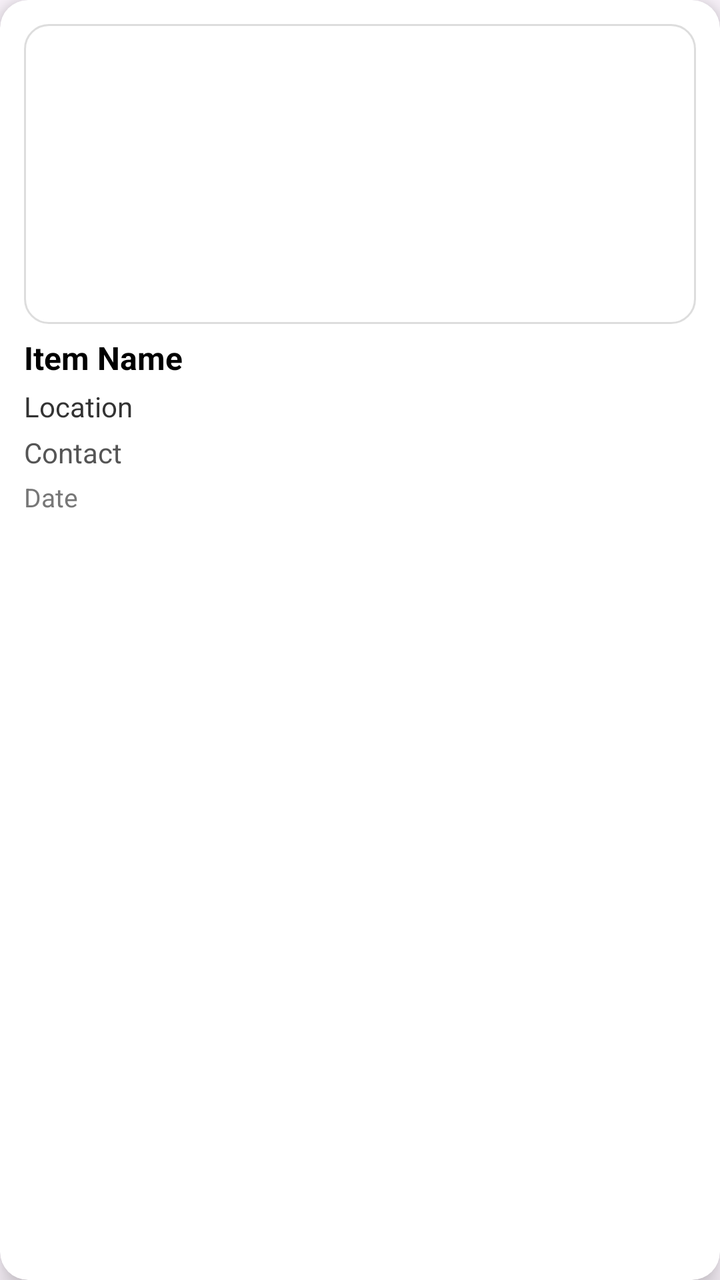
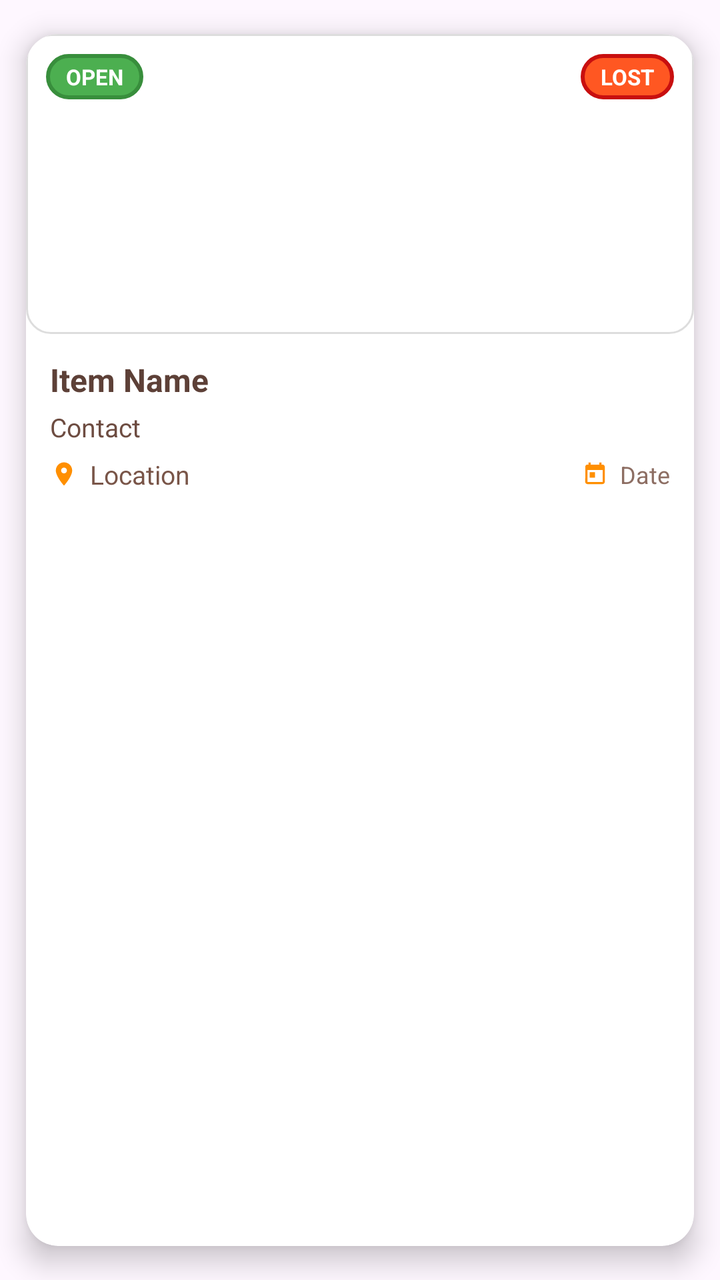

The first picture is an Android layout as it rendered before a commit; the second is the same layout after the commit. The layout source and the unified diff follow.
<!-- AndroidManifest.xml: application theme Theme.FoundIt -->
<!-- res/layout/item_mini_card_popup.xml -->
<?xml version="1.0" encoding="utf-8"?>
<androidx.cardview.widget.CardView xmlns:android="http://schemas.android.com/apk/res/android"
    xmlns:card_view="http://schemas.android.com/apk/res-auto"
    android:layout_width="300dp"
    android:layout_height="wrap_content"
    android:layout_margin="12dp"
    card_view:cardCornerRadius="14dp"
    card_view:cardElevation="8dp"
    android:background="@android:color/white">

    <LinearLayout
        android:layout_width="match_parent"
        android:layout_height="wrap_content"
        android:orientation="vertical"
        android:padding="12dp">

        
        <ImageView
            android:id="@+id/imgItem"
            android:layout_width="match_parent"
            android:layout_height="150dp"
            android:scaleType="centerCrop"
            android:src="@drawable/bg_popup_card"
            android:contentDescription="Item Image" />

        
        <TextView
            android:id="@+id/tvItemName"
            android:layout_width="match_parent"
            android:layout_height="wrap_content"
            android:text="Item Name"
            android:textSize="16sp"
            android:textStyle="bold"
            android:textColor="#000"
            android:paddingTop="6dp"
            android:maxLines="2"
            android:ellipsize="end" />

        
        <TextView
            android:id="@+id/tvLocation"
            android:layout_width="match_parent"
            android:layout_height="wrap_content"
            android:text="Location"
            android:textSize="14sp"
            android:textColor="#333"
            android:paddingTop="4dp"
            android:maxLines="2"
            android:ellipsize="end" />

        
        <TextView
            android:id="@+id/tvContact"
            android:layout_width="match_parent"
            android:layout_height="wrap_content"
            android:text="Contact"
            android:textSize="14sp"
            android:textColor="#555"
            android:paddingTop="4dp"
            android:maxLines="1"
            android:ellipsize="end" />

        
        <TextView
            android:id="@+id/tvDate"
            android:layout_width="match_parent"
            android:layout_height="wrap_content"
            android:text="Date"
            android:textSize="13sp"
            android:textColor="#777"
            android:paddingTop="4dp"
            android:maxLines="1"
            android:ellipsize="end" />

    </LinearLayout>

</androidx.cardview.widget.CardView>
<!-- resources referenced by this layout -->
<resources>
  <!-- drawable bg_popup_card (drawable) -->
  <?xml version="1.0" encoding="utf-8"?>
  <shape xmlns:android="http://schemas.android.com/apk/res/android"
      android:shape="rectangle">
  
      <solid android:color="#FFFFFF" />
  
      <corners android:radius="12dp" />
  
      <stroke
          android:width="1dp"
          android:color="#DDDDDD" />
  
      <padding
          android:left="4dp"
          android:top="4dp"
          android:right="4dp"
          android:bottom="4dp" />
  </shape>
  <style name="Theme.FoundIt" parent="Base.Theme.FoundIt" />
  <style name="Base.Theme.FoundIt" parent="Theme.Material3.DayNight.NoActionBar">
          
          
      </style>
</resources>

<!-- the commit's change to res/layout/item_mini_card_popup.xml (unified diff, before → after) -->
@@ -1,76 +1,157 @@
 <?xml version="1.0" encoding="utf-8"?>
 <androidx.cardview.widget.CardView xmlns:android="http://schemas.android.com/apk/res/android"
-    xmlns:card_view="http://schemas.android.com/apk/res-auto"
+    xmlns:app="http://schemas.android.com/apk/res-auto"
     android:layout_width="300dp"
     android:layout_height="wrap_content"
     android:layout_margin="12dp"
-    card_view:cardCornerRadius="14dp"
-    card_view:cardElevation="8dp"
-    android:background="@android:color/white">
+    app:cardCornerRadius="16dp"
+    app:cardElevation="8dp"
+    app:cardUseCompatPadding="true"
+    app:cardBackgroundColor="#FFFFFF">
 
     <LinearLayout
         android:layout_width="match_parent"
         android:layout_height="wrap_content"
-        android:orientation="vertical"
-        android:padding="12dp">
+        android:orientation="vertical">
 
         
-        <ImageView
-            android:id="@+id/imgItem"
+        <FrameLayout
             android:layout_width="match_parent"
-            android:layout_height="150dp"
-            android:scaleType="centerCrop"
-            android:src="@drawable/bg_popup_card"
-            android:contentDescription="Item Image" />
+            android:layout_height="150dp">
+
+            <ImageView
+                android:id="@+id/imgItem"
+                android:layout_width="match_parent"
+                android:layout_height="match_parent"
+                android:scaleType="centerCrop"
+                android:src="@drawable/bg_popup_card"
+                android:contentDescription="Item Image" />
+
+            
+            <TextView
+                android:id="@+id/tvStatus"
+                android:layout_width="wrap_content"
+                android:layout_height="wrap_content"
+                android:layout_gravity="top|start"
+                android:layout_margin="10dp"
+                android:background="@drawable/bg_status_open"
+                android:paddingHorizontal="10dp"
+                android:paddingVertical="4dp"
+                android:text="OPEN"
+                android:textAllCaps="true"
+                android:textSize="11sp"
+                android:textStyle="bold"
+                android:textColor="#FFFFFF" />
+
+            
+            <TextView
+                android:id="@+id/tvCategory"
+                android:layout_width="wrap_content"
+                android:layout_height="wrap_content"
+                android:layout_gravity="top|end"
+                android:layout_margin="10dp"
+                android:background="@drawable/bg_category_badge"
+                android:paddingHorizontal="10dp"
+                android:paddingVertical="4dp"
+                android:text="LOST"
+                android:textAllCaps="true"
+                android:textSize="11sp"
+                android:textStyle="bold"
+                android:textColor="#FFFFFF" />
+
+        </FrameLayout>
 
         
-        <TextView
-            android:id="@+id/tvItemName"
+        <LinearLayout
             android:layout_width="match_parent"
             android:layout_height="wrap_content"
-            android:text="Item Name"
-            android:textSize="16sp"
-            android:textStyle="bold"
-            android:textColor="#000"
-            android:paddingTop="6dp"
-            android:maxLines="2"
-            android:ellipsize="end" />
+            android:orientation="vertical"
+            android:padding="12dp">
 
-        
-        <TextView
-            android:id="@+id/tvLocation"
-            android:layout_width="match_parent"
-            android:layout_height="wrap_content"
-            android:text="Location"
-            android:textSize="14sp"
-            android:textColor="#333"
-            android:paddingTop="4dp"
-            android:maxLines="2"
-            android:ellipsize="end" />
+            
+            <TextView
+                android:id="@+id/tvItemName"
+                android:layout_width="match_parent"
+                android:layout_height="wrap_content"
+                android:text="Item Name"
+                android:textSize="16sp"
+                android:textStyle="bold"
+                android:textColor="#5D4037"
+                android:maxLines="2"
+                android:ellipsize="end" />
 
-        
-        <TextView
-            android:id="@+id/tvContact"
-            android:layout_width="match_parent"
-            android:layout_height="wrap_content"
-            android:text="Contact"
-            android:textSize="14sp"
-            android:textColor="#555"
-            android:paddingTop="4dp"
-            android:maxLines="1"
-            android:ellipsize="end" />
+            
+            <TextView
+                android:id="@+id/tvContact"
+                android:layout_width="match_parent"
+                android:layout_height="wrap_content"
+                android:layout_marginTop="4dp"
+                android:text="Contact"
+                android:textSize="13sp"
+                android:textColor="#6D4C41"
+                android:maxLines="1"
+                android:ellipsize="end" />
 
-        
-        <TextView
-            android:id="@+id/tvDate"
-            android:layout_width="match_parent"
-            android:layout_height="wrap_content"
-            android:text="Date"
-            android:textSize="13sp"
-            android:textColor="#777"
-            android:paddingTop="4dp"
-            android:maxLines="1"
-            android:ellipsize="end" />
+            
+            <LinearLayout
+                android:layout_width="match_parent"
+                android:layout_height="wrap_content"
+                android:orientation="horizontal"
+                android:layout_marginTop="6dp"
+                android:gravity="center_vertical">
+
+                
+                <LinearLayout
+                    android:layout_width="0dp"
+                    android:layout_height="wrap_content"
+                    android:layout_weight="1"
+                    android:orientation="horizontal"
+                    android:gravity="center_vertical">
+
+                    <ImageView
+                        android:layout_width="14dp"
+                        android:layout_height="14dp"
+                        android:layout_marginEnd="6dp"
+                        android:src="@drawable/ic_location"
+                        android:tint="#FF8F00" />
+
+                    <TextView
+                        android:id="@+id/tvLocation"
+                        android:layout_width="wrap_content"
+                        android:layout_height="wrap_content"
+                        android:text="Location"
+                        android:textSize="13sp"
+                        android:textColor="#795548"
+                        android:maxLines="1"
+                        android:ellipsize="end" />
+                </LinearLayout>
+
+                
+                <LinearLayout
+                    android:layout_width="wrap_content"
+                    android:layout_height="wrap_content"
+                    android:orientation="horizontal"
+                    android:gravity="center_vertical">
+
+                    <ImageView
+                        android:layout_width="13dp"
+                        android:layout_height="13dp"
+                        android:layout_marginEnd="6dp"
+                        android:src="@drawable/ic_calendar"
+                        android:tint="#FF8F00" />
+
+                    <TextView
+                        android:id="@+id/tvDate"
+                        android:layout_width="wrap_content"
+                        android:layout_height="wrap_content"
+                        android:text="Date"
+                        android:textSize="12sp"
+                        android:textColor="#8D6E63" />
+                </LinearLayout>
+
+            </LinearLayout>
+
+        </LinearLayout>
 
     </LinearLayout>
 
<!-- resource entries referenced after the edit -->
@@ -1,5 +1,13 @@
 <!-- resources referenced by this layout -->
 <resources>
+  <!-- drawable bg_category_badge (drawable) -->
+  <?xml version="1.0" encoding="utf-8"?>
+  <shape xmlns:android="http://schemas.android.com/apk/res/android"
+      android:shape="rectangle">
+      <solid android:color="#FF5722"/>
+      <corners android:radius="12dp"/>
+      <stroke android:width="2dp" android:color="#C80F0F"/>
+  </shape>
   <!-- drawable bg_popup_card (drawable) -->
   <?xml version="1.0" encoding="utf-8"?>
   <shape xmlns:android="http://schemas.android.com/apk/res/android"
@@ -19,6 +27,36 @@
           android:right="4dp"
           android:bottom="4dp" />
   </shape>
+  <!-- drawable bg_status_open (drawable) -->
+  <?xml version="1.0" encoding="utf-8"?>
+  <shape xmlns:android="http://schemas.android.com/apk/res/android"
+      android:shape="rectangle">
+      <solid android:color="#4CAF50"/>
+      <corners android:radius="12dp"/>
+      <stroke android:width="2dp" android:color="#388E3C"/>
+  </shape>
+  <!-- drawable ic_calendar (drawable) -->
+  <?xml version="1.0" encoding="utf-8"?>
+  <vector xmlns:android="http://schemas.android.com/apk/res/android"
+      android:width="24dp"
+      android:height="24dp"
+      android:viewportWidth="24"
+      android:viewportHeight="24">
+      <path
+          android:fillColor="@android:color/white"
+          android:pathData="M19,3h-1V1h-2v2H8V1H6v2H5c-1.11,0 -1.99,0.9 -1.99,2L3,19c0,1.1 0.89,2 2,2h14c1.1,0 2,-0.9 2,-2V5c0,-1.1 -0.9,-2 -2,-2zM19,19H5V8h14v11zM7,10h5v5H7z" />
+  </vector>
+  <!-- drawable ic_location (drawable) -->
+  <?xml version="1.0" encoding="utf-8"?>
+  <vector xmlns:android="http://schemas.android.com/apk/res/android"
+      android:width="24dp"
+      android:height="24dp"
+      android:viewportWidth="24"
+      android:viewportHeight="24">
+      <path
+          android:fillColor="@android:color/white"
+          android:pathData="M12,2C8.13,2 5,5.13 5,9c0,5.25 7,13 7,13s7,-7.75 7,-13c0,-3.87 -3.13,-7 -7,-7zM12,11.5c-1.38,0 -2.5,-1.12 -2.5,-2.5s1.12,-2.5 2.5,-2.5s2.5,1.12 2.5,2.5s-1.12,2.5 -2.5,2.5z" />
+  </vector>
   <style name="Theme.FoundIt" parent="Base.Theme.FoundIt" />
   <style name="Base.Theme.FoundIt" parent="Theme.Material3.DayNight.NoActionBar">
           
